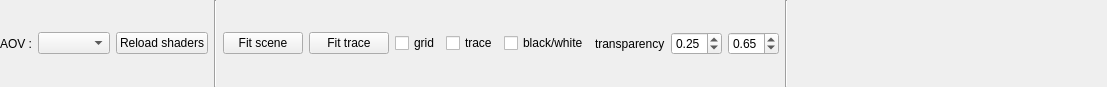
T-PLAY/hub, file applications/viewer/libViewer/Form3DToolBox.ui: the form before one commit.
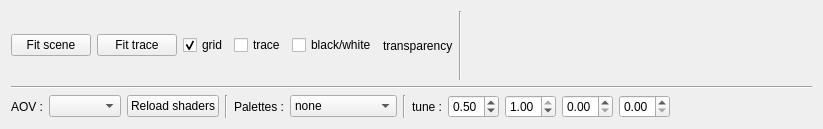
The form after the commit.

Commit message: added palettes to visualize mri scans

The edit to the form file:
```diff
--- a/applications/viewer/libViewer/Form3DToolBox.ui
+++ b/applications/viewer/libViewer/Form3DToolBox.ui
@@ -6,8 +6,8 @@
    <rect>
     <x>0</x>
     <y>0</y>
-    <width>1107</width>
-    <height>87</height>
+    <width>823</width>
+    <height>129</height>
    </rect>
   </property>
   <property name="sizePolicy">
@@ -19,43 +19,9 @@
   <property name="windowTitle">
    <string>Form</string>
   </property>
+  <layout class="QVBoxLayout" name="verticalLayout">
+   <item>
   <layout class="QHBoxLayout" name="horizontalLayout">
-   <property name="leftMargin">
-    <number>0</number>
-   </property>
-   <property name="topMargin">
-    <number>0</number>
-   </property>
-   <property name="rightMargin">
-    <number>0</number>
-   </property>
-   <property name="bottomMargin">
-    <number>0</number>
-   </property>
-   <item>
-    <widget class="QLabel" name="label_2">
-     <property name="text">
-      <string>AOV :</string>
-     </property>
-    </widget>
-   </item>
-   <item>
-    <widget class="QComboBox" name="comboBox_displayedTexture"/>
-   </item>
-   <item>
-    <widget class="QPushButton" name="pushButton_reloadShaders">
-     <property name="text">
-      <string>Reload shaders</string>
-     </property>
-    </widget>
-   </item>
-   <item>
-    <widget class="Line" name="line_2">
-     <property name="orientation">
-      <enum>Qt::Vertical</enum>
-     </property>
-    </widget>
-   </item>
    <item>
     <widget class="QPushButton" name="pushButton_fitScene">
      <property name="text">
@@ -75,6 +41,9 @@
      <property name="text">
       <string>grid</string>
      </property>
+       <property name="checked">
+        <bool>true</bool>
+       </property>
     </widget>
    </item>
    <item>
@@ -98,32 +67,6 @@
      </property>
     </widget>
    </item>
-   <item>
-    <widget class="QDoubleSpinBox" name="doubleSpinBox_transparency">
-     <property name="maximum">
-      <double>1.000000000000000</double>
-     </property>
-     <property name="singleStep">
-      <double>0.010000000000000</double>
-     </property>
-     <property name="value">
-      <double>0.250000000000000</double>
-     </property>
-    </widget>
-   </item>
-   <item>
-    <widget class="QDoubleSpinBox" name="doubleSpinBox_transparency_2">
-     <property name="maximum">
-      <double>1.000000000000000</double>
-     </property>
-     <property name="singleStep">
-      <double>0.100000000000000</double>
-     </property>
-     <property name="value">
-      <double>0.650000000000000</double>
-     </property>
-    </widget>
-   </item>
    <item>
     <widget class="Line" name="line">
      <property name="orientation">
@@ -143,6 +86,172 @@
       </size>
      </property>
     </spacer>
+     </item>
+    </layout>
+   </item>
+   <item>
+    <widget class="Line" name="line_2">
+     <property name="orientation">
+      <enum>Qt::Horizontal</enum>
+     </property>
+    </widget>
+   </item>
+   <item>
+    <layout class="QHBoxLayout" name="horizontalLayout_2">
+     <item>
+      <widget class="QLabel" name="label_2">
+       <property name="text">
+        <string>AOV :</string>
+       </property>
+      </widget>
+     </item>
+     <item>
+      <widget class="QComboBox" name="comboBox_displayedTexture"/>
+     </item>
+     <item>
+      <widget class="QPushButton" name="pushButton_reloadShaders">
+       <property name="text">
+        <string>Reload shaders</string>
+       </property>
+      </widget>
+     </item>
+     <item>
+      <widget class="Line" name="line_3">
+       <property name="orientation">
+        <enum>Qt::Vertical</enum>
+       </property>
+      </widget>
+     </item>
+     <item>
+      <widget class="QLabel" name="label_4">
+       <property name="text">
+        <string>Palettes :</string>
+       </property>
+      </widget>
+     </item>
+     <item>
+      <widget class="QComboBox" name="comboBox_palettes">
+       <item>
+        <property name="text">
+         <string>none</string>
+        </property>
+       </item>
+       <item>
+        <property name="text">
+         <string>iron</string>
+        </property>
+       </item>
+       <item>
+        <property name="text">
+         <string>pet</string>
+        </property>
+       </item>
+       <item>
+        <property name="text">
+         <string>hot metal blue</string>
+        </property>
+       </item>
+       <item>
+        <property name="text">
+         <string>pet 20</string>
+        </property>
+       </item>
+       <item>
+        <property name="text">
+         <string>spring</string>
+        </property>
+       </item>
+       <item>
+        <property name="text">
+         <string>summer</string>
+        </property>
+       </item>
+       <item>
+        <property name="text">
+         <string>fall</string>
+        </property>
+       </item>
+       <item>
+        <property name="text">
+         <string>winter</string>
+        </property>
+       </item>
+      </widget>
+     </item>
+     <item>
+      <widget class="Line" name="line_4">
+       <property name="orientation">
+        <enum>Qt::Vertical</enum>
+       </property>
+      </widget>
+     </item>
+     <item>
+      <widget class="QLabel" name="label_3">
+       <property name="text">
+        <string>tune :</string>
+       </property>
+      </widget>
+     </item>
+     <item>
+      <widget class="QDoubleSpinBox" name="doubleSpinBox_tune">
+       <property name="maximum">
+        <double>1.000000000000000</double>
+       </property>
+       <property name="singleStep">
+        <double>0.050000000000000</double>
+       </property>
+       <property name="value">
+        <double>0.500000000000000</double>
+       </property>
+      </widget>
+     </item>
+     <item>
+      <widget class="QDoubleSpinBox" name="doubleSpinBox_tune2">
+       <property name="maximum">
+        <double>1.000000000000000</double>
+       </property>
+       <property name="singleStep">
+        <double>0.050000000000000</double>
+       </property>
+       <property name="value">
+        <double>1.000000000000000</double>
+       </property>
+      </widget>
+     </item>
+     <item>
+      <widget class="QDoubleSpinBox" name="doubleSpinBox_tune3">
+       <property name="maximum">
+        <double>1.000000000000000</double>
+       </property>
+       <property name="singleStep">
+        <double>0.100000000000000</double>
+       </property>
+      </widget>
+     </item>
+     <item>
+      <widget class="QDoubleSpinBox" name="doubleSpinBox_tune4">
+       <property name="maximum">
+        <double>1.000000000000000</double>
+       </property>
+       <property name="singleStep">
+        <double>0.100000000000000</double>
+       </property>
+      </widget>
+     </item>
+     <item>
+      <spacer name="horizontalSpacer_2">
+       <property name="orientation">
+        <enum>Qt::Horizontal</enum>
+       </property>
+       <property name="sizeHint" stdset="0">
+        <size>
+         <width>40</width>
+         <height>20</height>
+        </size>
+       </property>
+      </spacer>
+     </item>
+    </layout>
    </item>
   </layout>
  </widget>
```
Lines whose indentation alone changed are shown as unchanged. The commit also changes 28 other files.
